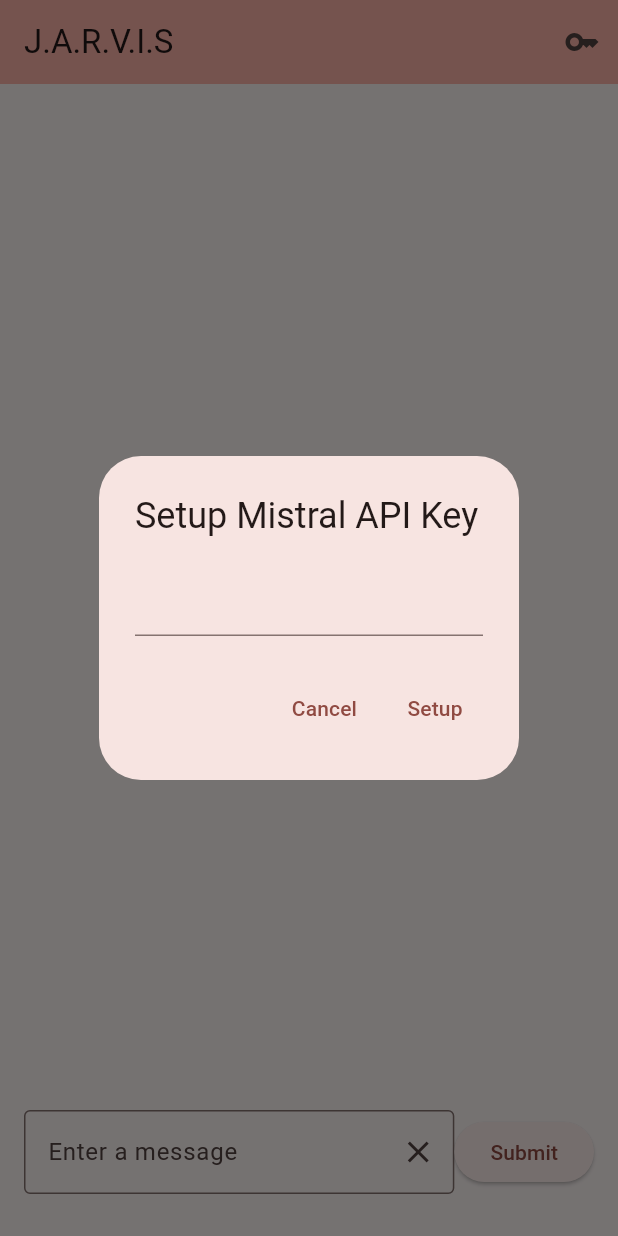
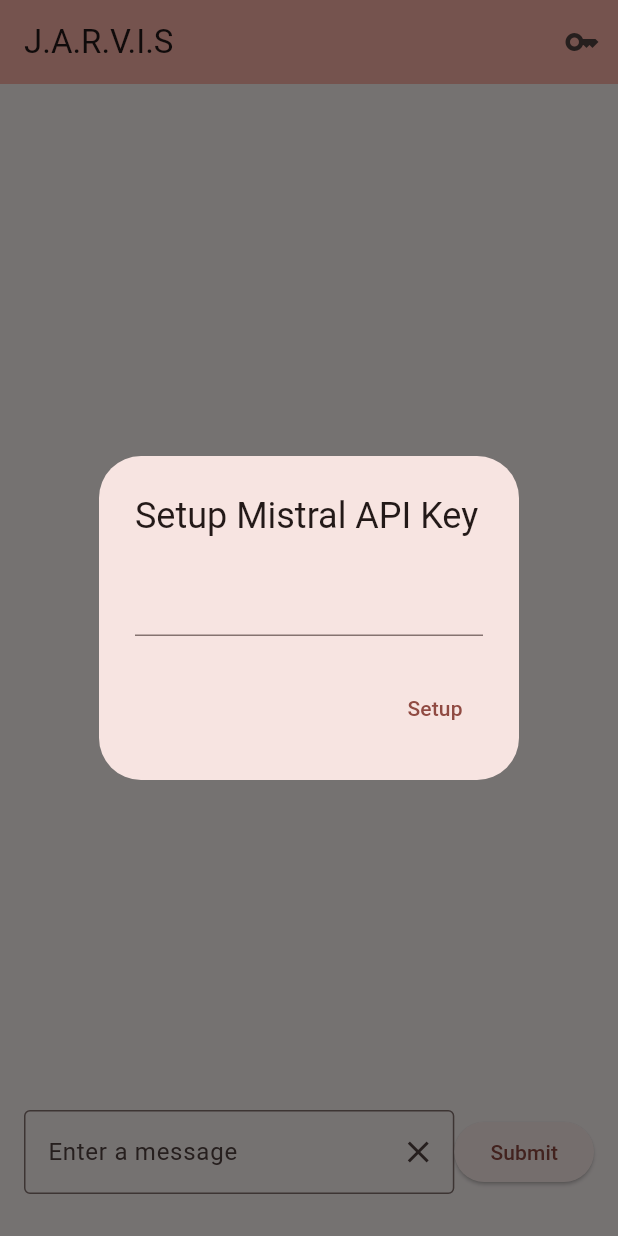
Before and after one commit to alecerf/jarvis, a Flutter app: the screen it shows after launch, after a tap on the "key" icon, on a phone screen of 412 x 824 dp. Run offline on Flutter 3.47's test engine with Material 3 defaults, Android fonts, the phone set to English and light mode, and no system bars.

Commit message:
feat: dialog for aoo key is not dismissible anymore

```diff
--- a/lib/api_key_form.dart
+++ b/lib/api_key_form.dart
@@ -36,10 +36,6 @@ class _ApiKeyFormState extends State<ApiKeyForm> {
         ),
         actions: <Widget>[
           TextButton(
-            onPressed: () => Navigator.pop(context, 'Cancel'),
-            child: const Text('Cancel'),
-          ),
-          TextButton(
             onPressed: () {
               if (_formKey.currentState!.validate()) {
                 widget.callback(controller.text);
--- a/lib/main.dart
+++ b/lib/main.dart
@@ -64,6 +64,7 @@ class _HomeState extends State<Home> {
               tooltip: 'Set App Key',
               onPressed: () => showDialog<String>(
                   context: context,
+                  barrierDismissible: false,
                   builder: (BuildContext context) => ApiKeyForm(setupApiKey)),
             ),
           ],
```
